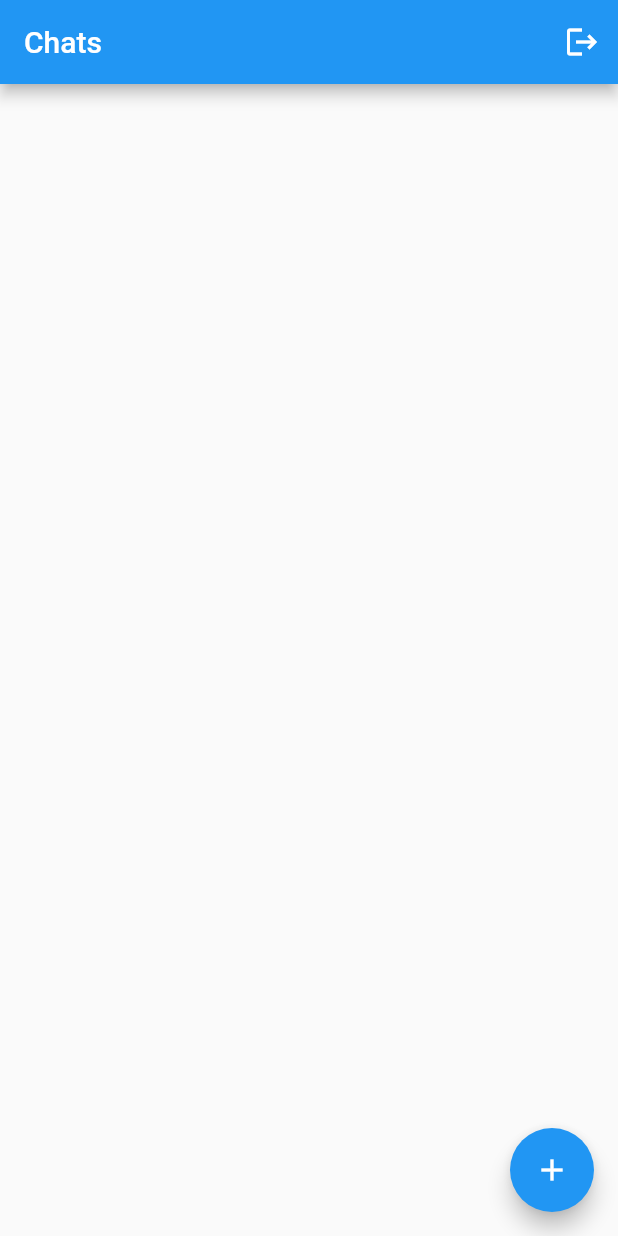
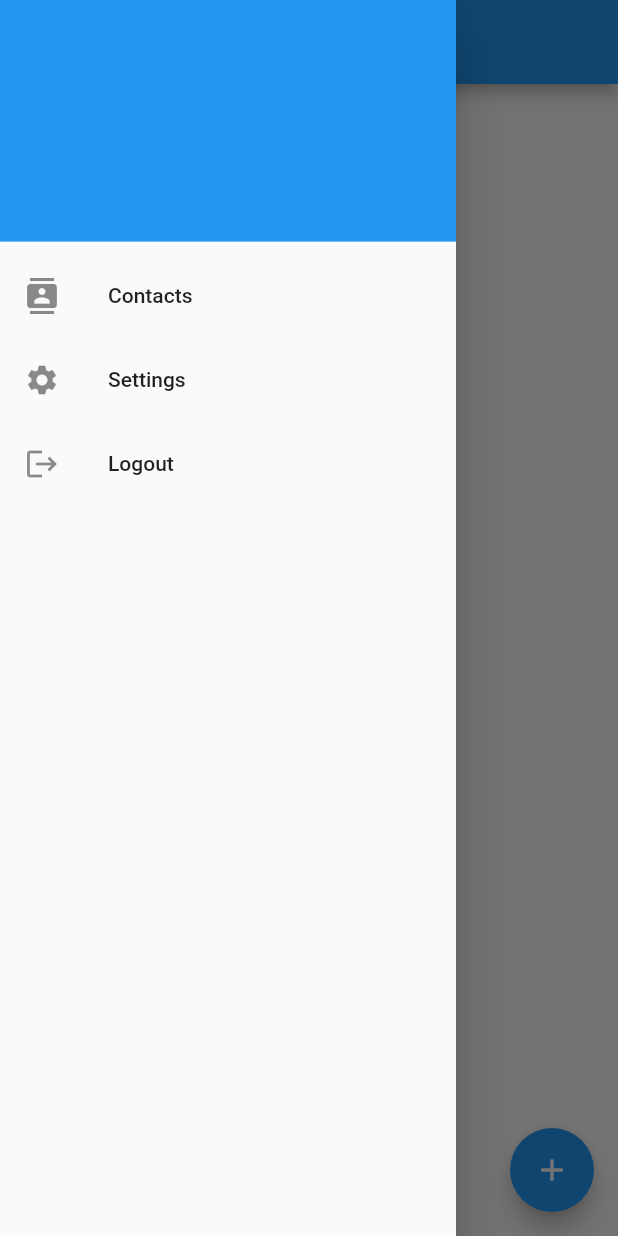
Before and after one commit to deargosep/flutgram, a Flutter app: the screen it shows once a user with an empty profile is signed in, with the side drawer open (before the commit the screen has no drawer), on a phone screen of 412 x 824 dp. Run offline on Flutter 3.47's test engine with Material 2 defaults, Android fonts, the light colour scheme and no system bars; our stand-ins replace cloud_firestore, firebase_auth, firebase_core, flutter_hooks, flutter_slidable, get; accounts and stored records are empty.

Commit message:
settings drawer changing username changed transition of chats(bug: transparent background color while transitioning)

```diff
--- /dev/null
+++ b/lib/components/drawer.dart
@@ -0,0 +1,70 @@
+import 'package:firebase_auth/firebase_auth.dart';
+import 'package:flutter/material.dart';
+import 'package:flutter/services.dart';
+import 'package:get/get.dart';
+
+class ProfileDrawer extends StatelessWidget {
+  ProfileDrawer({Key? key}) : super(key: key);
+  @override
+  Widget build(BuildContext context) {
+    return Drawer(
+      child: ListView(
+        padding: EdgeInsets.zero,
+        children: [
+          DrawerHeader(
+            decoration: BoxDecoration(
+              color: Colors.blue,
+            ),
+            child: Column(
+              crossAxisAlignment: CrossAxisAlignment.start,
+              children: [
+                Text(
+                  FirebaseAuth.instance.currentUser?.displayName ?? '',
+                  style: TextStyle(color: Colors.white, fontSize: 18),
+                ),
+                SizedBox(height: 10),
+                InkWell(
+                  onTap: () {
+                    Clipboard.setData(ClipboardData(
+                        text: FirebaseAuth.instance.currentUser?.uid));
+                  },
+                  child: Text(
+                    FirebaseAuth.instance.currentUser?.uid ?? '',
+                    style: TextStyle(color: Colors.white60, fontSize: 12),
+                  ),
+                ),
+              ],
+            ),
+          ),
+          ListTile(
+            leading: Icon(Icons.contacts),
+            title: const Text('Contacts'),
+            onTap: () {
+              Get.toNamed('/contacts');
+            },
+          ),
+          ListTile(
+            leading: Icon(Icons.settings),
+            title: const Text('Settings'),
+            onTap: () {
+              Get.toNamed('/settings');
+            },
+          ),
+          ListTile(
+            leading: Icon(Icons.logout),
+            title: const Text('Logout'),
+            onTap: () {
+              Get.defaultDialog(
+                  middleText: 'Log out?',
+                  textConfirm: 'Yes',
+                  textCancel: 'No',
+                  onConfirm: () {
+                    FirebaseAuth.instance.signOut();
+                  });
+            },
+          ),
+        ],
+      ),
+    );
+  }
+}
--- /dev/null
+++ b/lib/screens/chats.dart
@@ -0,0 +1,33 @@
+import 'package:firebase_auth/firebase_auth.dart';
+import 'package:flutgram/components/chats.dart';
+import 'package:flutgram/components/drawer.dart';
+import 'package:flutter/material.dart';
+import 'package:get/get.dart';
+
+class ChatsScreen extends StatelessWidget {
+  const ChatsScreen({Key? key}) : super(key: key);
+
+  @override
+  Widget build(BuildContext context) {
+    FirebaseAuth firebaseAuth = FirebaseAuth.instance;
+    firebaseAuth.authStateChanges().listen((User? user) {
+      if (user == null) {
+        Get.offAllNamed('/auth');
+      }
+    });
+
+    void newChat() {
+      Get.toNamed('/new_chat');
+    }
+
+    return Scaffold(
+      drawer: ProfileDrawer(),
+      appBar: AppBar(
+        title: Text('Chats'),
+      ),
+      floatingActionButton:
+          FloatingActionButton(onPressed: newChat, child: Icon(Icons.add)),
+      body: Center(child: Chats()),
+    );
+  }
+}
```
Also changed, not shown: lib/components/chats.dart (+16 -2 lines), lib/main.dart (+24 -28 lines), lib/screens/change_username.dart (added, +40 -0 lines), lib/screens/contacts.dart (added, +17 -0 lines), lib/screens/settings.dart (added, +43 -0 lines).
